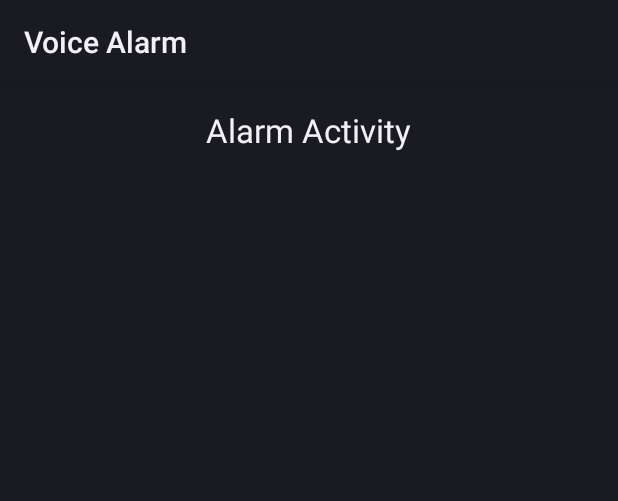
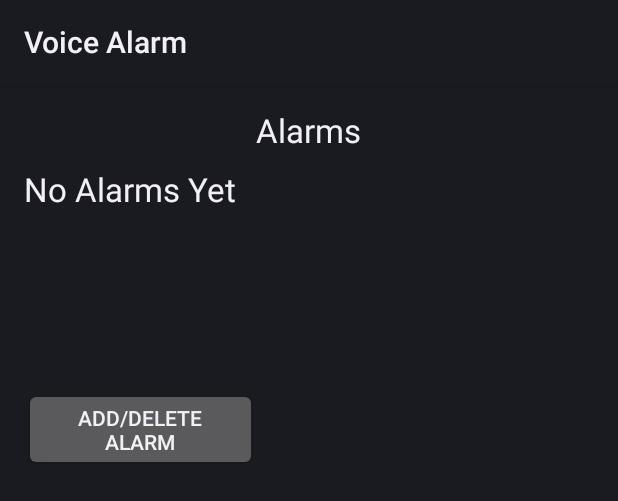
Before and after one commit to shoekla/Voice-Alarm, an Android app: the layout activity_alarm.xml on its own in the app's theme, with its tools: preview values and no code run, on a phone screen of 412 x 824 dp. Shown: the top 501 px of the screen. Run offline under Robolectric (Android 15) with nearby library versions, the phone set to English and light mode, and no system bars.

Commit message:
Added alarm activity, alarm finctionality, and add alarm functionality

```diff
--- a/app/src/main/res/layout-land/activity_alarm.xml
+++ b/app/src/main/res/layout-land/activity_alarm.xml
@@ -15,5 +15,28 @@
         android:layout_gravity="center_horizontal"
         android:textAppearance="?android:attr/textAppearanceLarge"
         android:typeface="sans"
-        android:text="Alarm Activity"/>
+        android:text="Alarms"/>
+    <ScrollView
+        android:layout_width="match_parent"
+        android:layout_height="150sp"
+        android:layout_below="@id/caption_text"
+        android:id="@+id/sv">
+        <TextView
+            android:layout_width="wrap_content"
+            android:layout_height="wrap_content"
+            android:textAppearance="?android:attr/textAppearanceLarge"
+            android:text="No Alarms Yet"
+            android:id="@+id/textViewAlarm"
+            android:layout_alignParentLeft="true"
+            android:layout_alignParentStart="true"
+            android:layout_marginTop="10dp" />
+    </ScrollView>
+    <Button
+        android:layout_width="155sp"
+        android:layout_height="wrap_content"
+        android:layout_below="@id/sv"
+        android:text="Add/Delete Alarm"
+        android:id="@+id/editAlarm"
+        android:layout_marginTop="7dp"
+        android:onClick="editA"/>
 </LinearLayout>
--- a/app/src/main/res/layout/activity_alarm.xml
+++ b/app/src/main/res/layout/activity_alarm.xml
@@ -15,5 +15,28 @@
         android:layout_gravity="center_horizontal"
         android:textAppearance="?android:attr/textAppearanceLarge"
         android:typeface="sans"
-        android:text="Alarm Activity"/>
+        android:text="Alarms"/>
+    <ScrollView
+        android:layout_width="match_parent"
+        android:layout_height="150sp"
+        android:layout_below="@id/caption_text"
+        android:id="@+id/sv">
+        <TextView
+            android:layout_width="wrap_content"
+            android:layout_height="wrap_content"
+            android:textAppearance="?android:attr/textAppearanceLarge"
+            android:text="No Alarms Yet"
+            android:id="@+id/textViewAlarm"
+            android:layout_alignParentLeft="true"
+            android:layout_alignParentStart="true"
+            android:layout_marginTop="10dp" />
+        </ScrollView>
+    <Button
+        android:layout_width="155sp"
+        android:layout_height="wrap_content"
+        android:layout_below="@id/sv"
+        android:text="Add/Delete Alarm"
+        android:id="@+id/editAlarm"
+        android:layout_marginTop="7dp"
+        android:onClick="editA"/>
 </LinearLayout>
--- a/app/src/main/res/values/strings.xml
+++ b/app/src/main/res/values/strings.xml
@@ -3,7 +3,7 @@
 
     <string name="app_name">Voice Alarm</string>
 
-    <string name="kws_caption">To start Voice Command \"Hey Alarm\".</string>
+    <string name="kws_caption">To start Voice Command \"Voice Alarm\".</string>
     <string name="menu_caption">Say \"digits\", \"forecast\" or \"phones\" to choose the grammar, language model or phonetic decoder example.</string>
     <string name="digits_caption">To try recognition of digits: say something like \"one two three four five\".</string>
     <string name="forecast_caption">To try recognition of a weather forecast like \"sunny spells on Wednesday\".</string>
```
Also changed, not shown: app/src/main/AndroidManifest.xml (+4 -4 lines), app/src/main/java/edu/cmu/pocketsphinx/demo/AlarmData.java (+17 -0 lines), app/src/main/java/edu/cmu/pocketsphinx/demo/PocketSphinxActivity.java (+127 -15 lines), app/src/main/java/edu/cmu/pocketsphinx/demo/alarms.java (deleted, +0 -20 lines), app/src/main/res/layout-land/activity_alarms.xml (deleted, +0 -12 lines), app/src/main/res/layout/activity_alarms.xml (deleted, +0 -12 lines), 1 other file.
